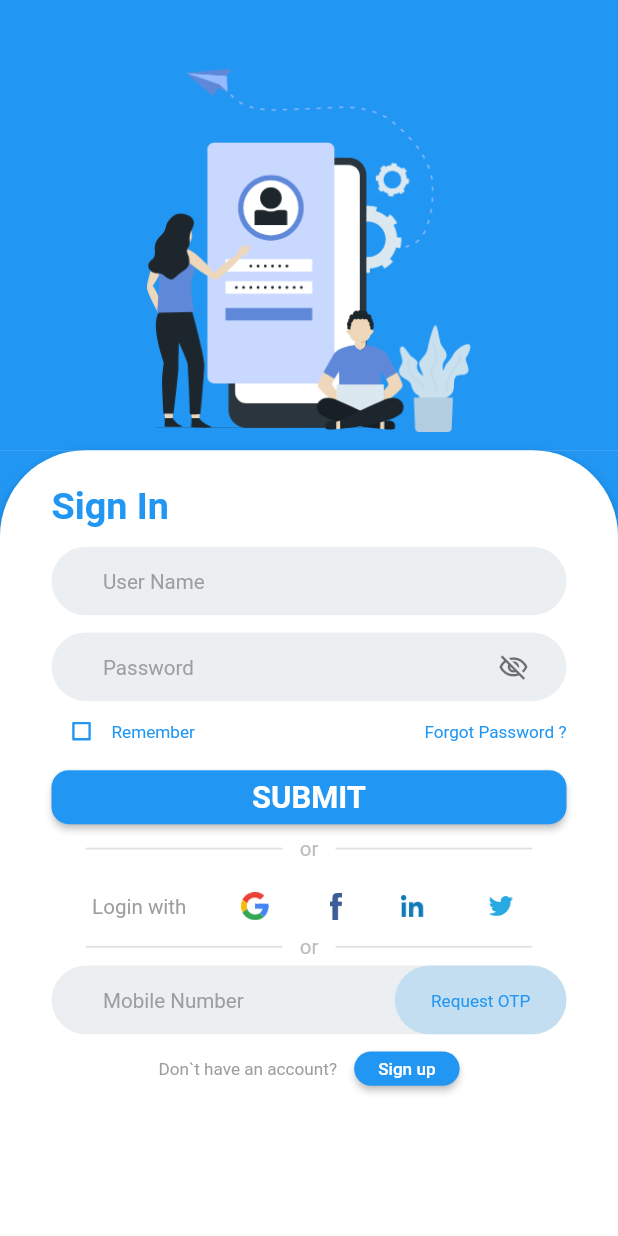
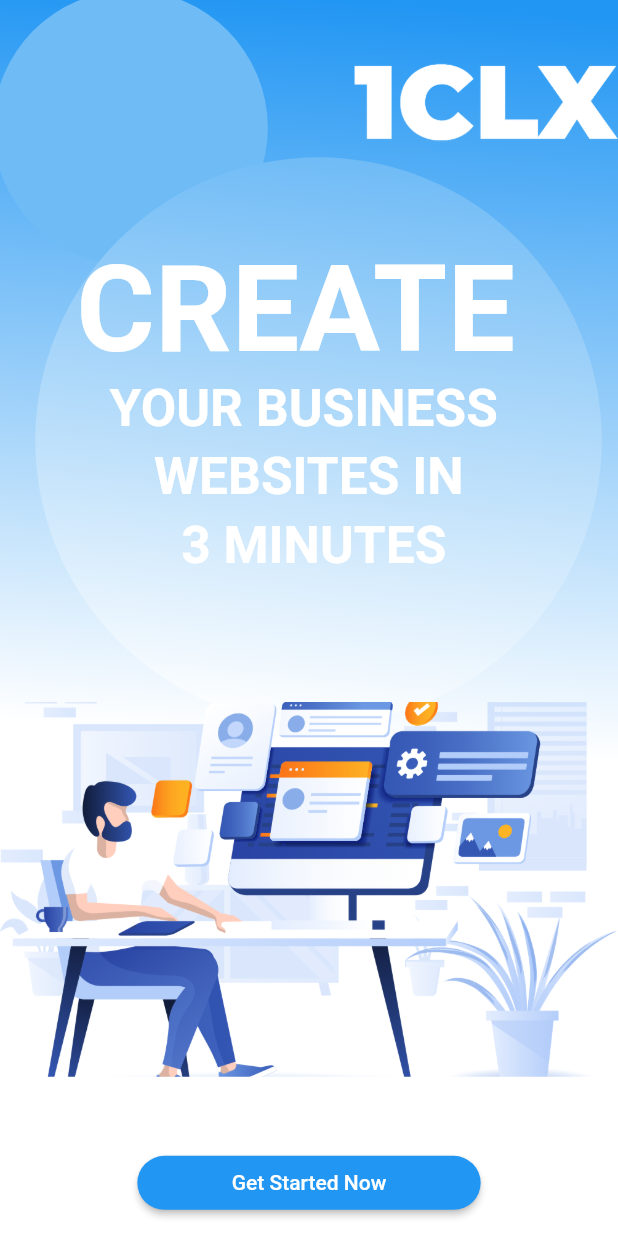
Before and after one commit to Thamzihmani/clx_demo, a Flutter app: the screen it shows after launch, on a phone screen of 412 x 824 dp. Run offline on Flutter 3.47's test engine with Material 2 defaults, Android fonts, the phone set to English and light mode, and no system bars; our stand-ins replace flutter_screenutil, google_maps_flutter, shared_preferences; missing offline and left inert: max_country_picker; Roboto replaces fonts that are missing (Poppins).

Commit message:
Completed the demo app , testing on progress

```diff
--- a/lib/main.dart
+++ b/lib/main.dart
@@ -10,13 +10,12 @@ void main() {
 class MyApp extends StatelessWidget {
   const MyApp({super.key});
 
-  // This widget is the root of your application.
   @override
   Widget build(BuildContext context) {
     return ScreenUtilInit(
       designSize: ScreenUtil.defaultSize,
       minTextAdapt: true,
-      builder: (context, child) => const MaterialApp(
+      builder: (context, child) => const MaterialApp(debugShowCheckedModeBanner: false,
         title: 'CLX Demo-App',
         home: SplashPage(),
       ),
--- a/lib/views/intro_page.dart
+++ b/lib/views/intro_page.dart
@@ -0,0 +1,154 @@
+import 'package:clx_demo/views/sign_in_page.dart';
+import 'package:flutter/material.dart';
+import 'package:flutter_screenutil/flutter_screenutil.dart';
+
+class IntroductionPage extends StatefulWidget {
+  const IntroductionPage({Key? key}) : super(key: key);
+
+  @override
+  State<IntroductionPage> createState() => _IntroductionPageState();
+}
+
+class _IntroductionPageState extends State<IntroductionPage> {
+  @override
+  Widget build(BuildContext context) {
+    return Scaffold(
+      body: Container(
+        width: double.infinity,
+        height: double.infinity,
+        decoration: BoxDecoration(
+          gradient: LinearGradient(
+            colors: [Theme.of(context).primaryColor, Colors.white],
+            stops: const [0, 0.6],
+            begin: const AlignmentDirectional(0.14, -1),
+            end: const AlignmentDirectional(-0.14, 1),
+          ),
+        ),
+        child: Stack(
+          children: [
+            Align(
+              alignment: Alignment.topRight,
+              child: Padding(
+                padding: EdgeInsets.only(top: 25.sp),
+                child: ClipRRect(
+                  borderRadius: BorderRadius.circular(8),
+                  child: Image.asset(
+                    'assets/images/img_7.png',
+                    width: 176,
+                    height: 78,
+                    fit: BoxFit.cover,
+                  ),
+                ),
+              ),
+            ),
+            Align(
+              alignment: const AlignmentDirectional(-1.04, -1.02),
+              child: Container(
+                width: 160.sp,
+                height: 160.sp,
+                decoration:  const BoxDecoration(
+                  color: Color(0xff6FBBF6),
+                  shape: BoxShape.circle,
+                ),
+              ),
+            ),
+            Align(
+              alignment: const AlignmentDirectional(0.37, -0.53),
+              child: Container(
+                width: 330.sp,
+                height: 330.sp,
+                decoration:  BoxDecoration(
+                  color: const Color(0xff6FBBF6),
+                  gradient: LinearGradient(
+                    colors: const [Color(0xff6FBBF6), Colors.white],
+                    stops: [0.0.sp, 1.0.sp],
+                    begin: AlignmentDirectional(0.1, -1),
+                    end: AlignmentDirectional(-0.1, 1),
+                  ),
+                  shape: BoxShape.circle,
+                ),
+              ),
+            ),
+            Positioned(
+              right: 60.sp,
+              top: 140.sp,
+              child: Text(
+                'CREATE',
+                style: TextStyle(
+                  fontFamily: 'Poppins',
+                  color: Colors.white,
+                  fontSize: 70.sp,
+                  fontWeight: FontWeight.bold,
+                ),
+              ),
+            ),
+            Positioned(
+              right: 70.sp,
+              top: 220.sp,
+              child: Text(
+                'YOUR BUSINESS',
+                style: TextStyle(
+                  fontFamily: 'Poppins',
+                  color: Colors.white,
+                  fontSize: 30.sp,
+                  fontWeight: FontWeight.bold,
+                ),
+              ),
+            ),
+            Positioned(
+              right: 90.sp,
+              top: 260.sp,
+              child: Text(
+                'WEBSITES IN',
+                style: TextStyle(
+                  fontFamily: 'Poppins',
+                  color: Colors.white,
+                  fontSize: 30.sp,
+                  fontWeight: FontWeight.bold,
+                ),
+              ),
+            ),
+            Positioned(
+              right: 100.sp,
+              top: 300.sp,
+              child: Text(
+                '3 MINUTES',
+                style: TextStyle(
+                  fontFamily: 'Poppins',
+                  color: Colors.white,
+                  fontSize: 30.sp,
+                  fontWeight: FontWeight.bold,
+                ),
+              ),
+            ),
+            Align(
+              alignment: const AlignmentDirectional(0, 0.63),
+              child: ClipRRect(
+                borderRadius: BorderRadius.circular(8),
+                child: Image.asset(
+                  'assets/images/img_6.png',
+                  width: double.infinity,
+                  height: 250,
+                  fit: BoxFit.cover,
+                ),
+              ),
+            ),
+            Align(
+              alignment: Alignment.bottomCenter,
+              child: Container(width: double.infinity,
+                margin: EdgeInsets.symmetric(horizontal: 80.sp,vertical: 10.sp),
+                child: ElevatedButton(
+                  style: ElevatedButton.styleFrom(shape: RoundedRectangleBorder(borderRadius: BorderRadius.circular(20.sp))),
+                  child: const Text("Get Started Now"),
+                  onPressed: () {
+                    Navigator.pushReplacement(context, MaterialPageRoute(builder: (context) => const SignInPage()));
+                  },
+                ),
+              ),
+            ),
+          ],
+        ),
+      ),
+    );
+  }
+}
--- a/lib/views/sign_in_page.dart
+++ b/lib/views/sign_in_page.dart
@@ -112,6 +112,7 @@ class _SignInPageState extends State<SignInPage> {
                         child: TextFormField(
                           controller: passwordController,
                           focusNode: passwordNode,
+                          obscureText: passwordVisible ? false : true,
                           textInputAction: TextInputAction.done,
                           decoration: InputDecoration(errorStyle: const TextStyle(height: 0),
                               hintText: "Password",
--- a/lib/views/splash_page.dart
+++ b/lib/views/splash_page.dart
@@ -1,4 +1,5 @@
 import 'package:clx_demo/constants/strings.dart';
+import 'package:clx_demo/views/intro_page.dart';
 import 'package:clx_demo/views/progress_pages/dashboard.dart';
 import 'package:clx_demo/views/sign_in_page.dart';
 import 'package:flutter/material.dart';
@@ -22,7 +23,7 @@ class _SplashPageState extends State<SplashPage> {
             () => Navigator.pushReplacement(
             context,
             MaterialPageRoute(
-              builder: (context) =>freshUser ?  const SignInPage() : const DashboardPage(),
+              builder: (context) =>freshUser ?  const IntroductionPage() : const DashboardPage(),
             )),
       );
     });
```
